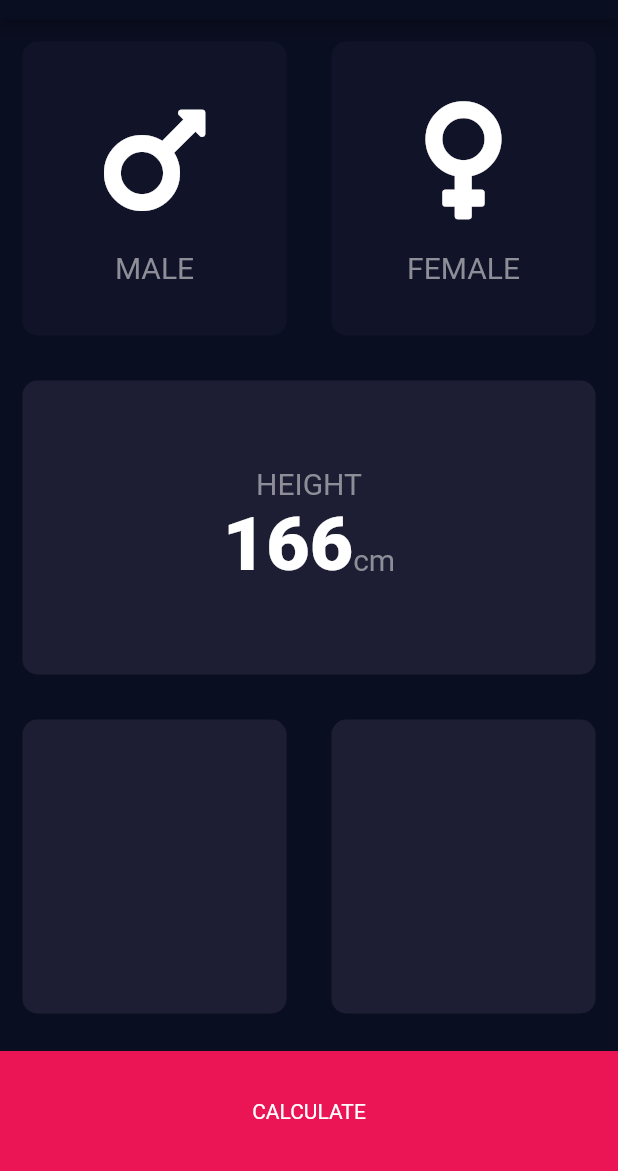
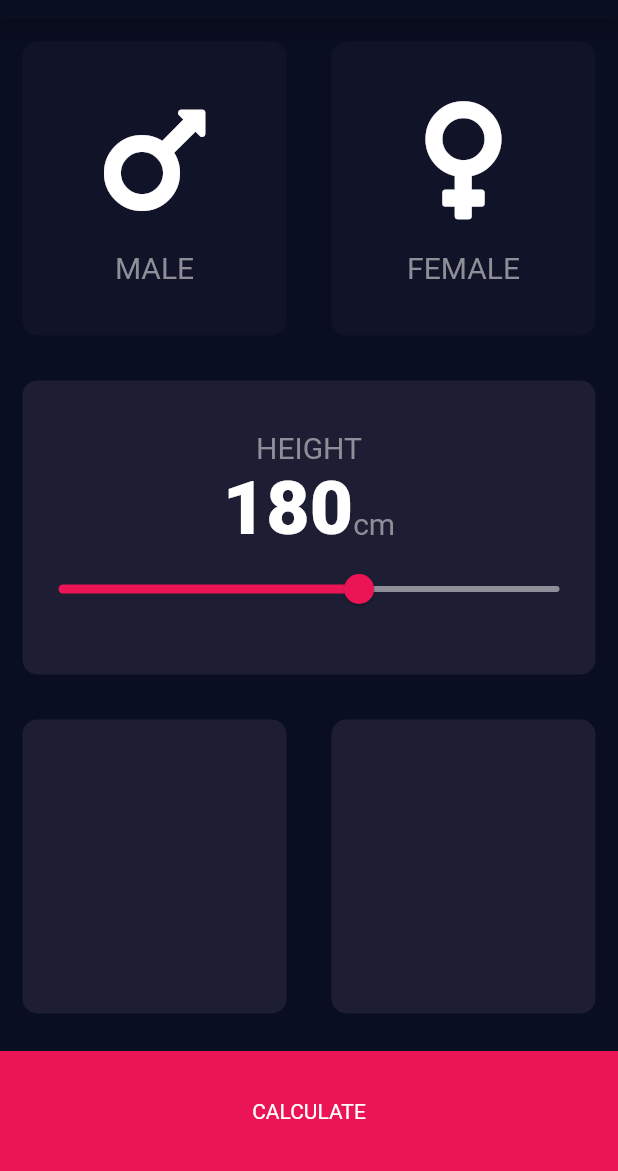
Before and after one commit to rashidrazak/flutter-bmi-calculator, a Flutter app: the screen it shows after launch, on a phone screen of 412 x 824 dp, the part 65-1236 px from its top. Run offline on Flutter 3.47's test engine with Material 2 defaults, Android fonts, the phone set to English and light mode, and no system bars; our stand-ins replace font_awesome_flutter.

```diff
--- a/lib/input_page.dart
+++ b/lib/input_page.dart
@@ -16,6 +16,9 @@ class InputPage extends StatefulWidget {
 
 class _InputPageState extends State<InputPage> {
   Gender selectedGender;
+  int height = 180;
+  double minHeight = 120;
+  double maxHeight = 220;
 
   @override
   Widget build(BuildContext context) {
@@ -80,7 +83,7 @@ class _InputPageState extends State<InputPage> {
                     textBaseline: TextBaseline.alphabetic,
                     children: <Widget>[
                       Text(
-                        '166',
+                        height.toString(),
                         style: kNumberTextStyle,
                       ),
                       Text(
@@ -88,6 +91,19 @@ class _InputPageState extends State<InputPage> {
                         style: kLabelTextStyle,
                       ),
                     ],
+                  ),
+                  Slider(
+                    value: height.toDouble(),
+                    min: minHeight,
+                    max: maxHeight,
+                    activeColor: Color(0xFFEB1555),
+                    inactiveColor: Color(0xFF8D8E98),
+                    onChanged: (double newValue) {
+                      print(newValue);
+                      setState(() {
+                        height = newValue.round();
+                      });
+                    },
                   ),
                 ],
               ),
```
